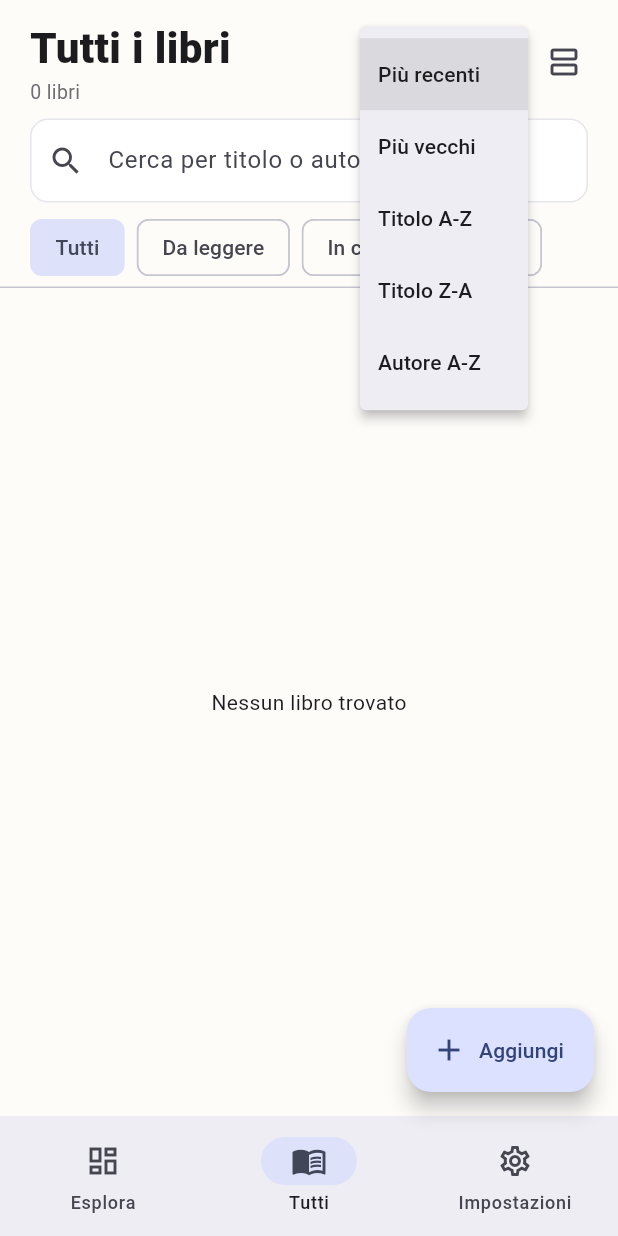
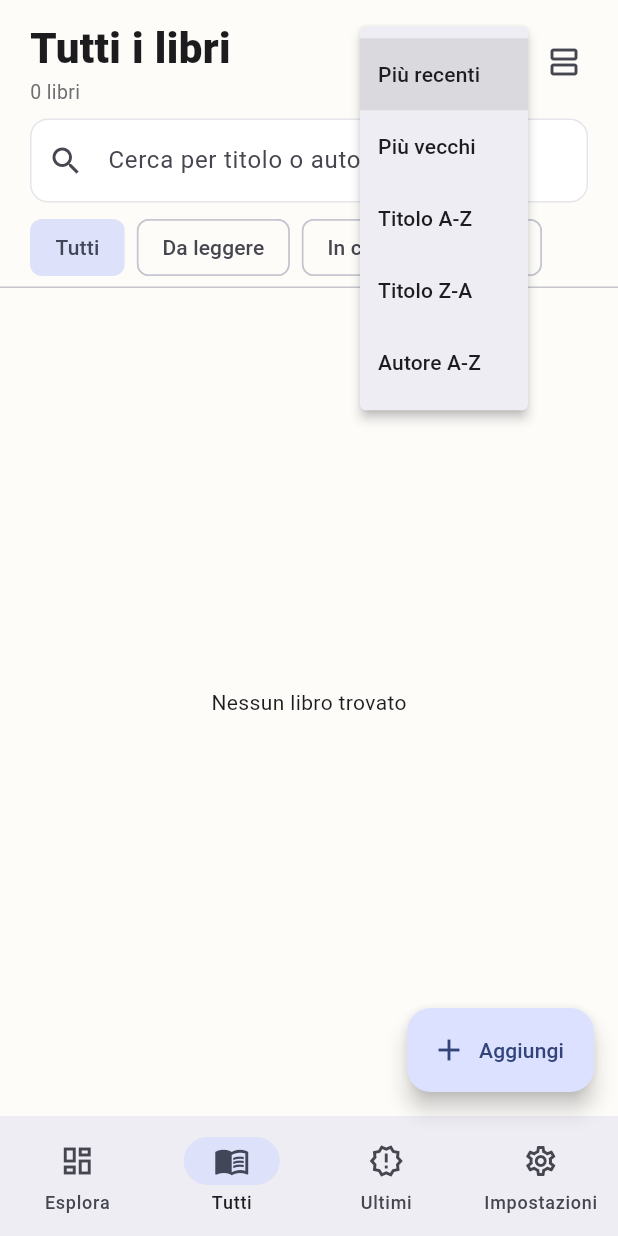
Before and after one commit to lucapedano/la-mia-biblioteca, a Flutter app: the screen it shows after launch, item 2 of the bottom bar chosen, after a tap on the "swap vert" icon, on a phone screen of 412 x 824 dp. Run offline on Flutter 3.47's test engine with Material 3 defaults, Android fonts, the phone set to English and light mode, and no system bars; our stand-ins replace file_picker, image_picker, shared_preferences, supabase_flutter; missing offline and left inert: google_mlkit_text_recognition, mobile_scanner; accounts and stored records are empty.

Commit message:
Aggiunge avviso ultimi libri inseriti
Co-authored-by: Copilot <223556219+Copilot@users.noreply.github.com>

```diff
--- a/lib/screens/home_screen.dart
+++ b/lib/screens/home_screen.dart
@@ -1,11 +1,16 @@
+import 'dart:async';
+
 import 'package:flutter/material.dart';
+import 'package:provider/provider.dart';
 
 import 'explore_screen.dart';
 import 'all_books_screen.dart';
 import 'settings_screen.dart';
 import 'add_edit_book_screen.dart';
+import 'recent_books_screen.dart';
+import '../services/local_library_service.dart';
 
-/// Bottom-tab shell: Esplora, Tutti, Impostazioni + a FAB to add a book.
+/// Bottom-tab shell: Esplora, Tutti, Ultimi, Impostazioni + add-book FAB.
 class HomeScreen extends StatefulWidget {
   const HomeScreen({super.key});
 
@@ -13,12 +18,89 @@ class HomeScreen extends StatefulWidget {
   State<HomeScreen> createState() => _HomeScreenState();
 }
 
-class _HomeScreenState extends State<HomeScreen> {
+class _HomeScreenState extends State<HomeScreen>
+    with SingleTickerProviderStateMixin {
   int _index = 0;
+  int _recentCount = 0;
+  late final AnimationController _pulseController;
+  late final Animation<double> _pulse;
+  Timer? _recentRefreshTimer;
 
   // Bump this to force child lists to refresh after add/edit.
   int _refreshTick = 0;
-  void _refresh() => setState(() => _refreshTick++);
+  void _refresh() {
+    setState(() => _refreshTick++);
+    unawaited(_loadRecentCount());
+  }
+
+  @override
+  void initState() {
+    super.initState();
+    _pulseController = AnimationController(
+      vsync: this,
+      duration: const Duration(milliseconds: 900),
+    )..repeat(reverse: true);
+    _pulse = Tween<double>(begin: 1, end: 8).animate(
+      CurvedAnimation(parent: _pulseController, curve: Curves.easeInOut),
+    );
+    unawaited(_loadRecentCount());
+    _recentRefreshTimer = Timer.periodic(
+      const Duration(minutes: 1),
+      (_) => _loadRecentCount(),
+    );
+  }
+
+  @override
+  void dispose() {
+    _recentRefreshTimer?.cancel();
+    _pulseController.dispose();
+    super.dispose();
+  }
+
+  Future<void> _loadRecentCount() async {
+    final books =
+        await context.read<LocalLibraryService>().list(sort: 'date_desc');
+    final cutoff = DateTime.now().subtract(const Duration(hours: 24));
+    final count = books.where((book) {
+      final created = DateTime.tryParse(book.createdAt ?? '')?.toLocal();
+      return created != null && created.isAfter(cutoff);
+    }).length;
+    if (mounted && count != _recentCount) {
+      setState(() => _recentCount = count);
+    }
+  }
+
+  Widget _recentTabIcon(IconData icon) {
+    return Stack(
+      clipBehavior: Clip.none,
+      children: [
+        Icon(icon),
+        if (_recentCount > 0)
+          Positioned(
+            top: -5,
+            right: -8,
+            child: AnimatedBuilder(
+              animation: _pulse,
+              builder: (context, child) => Container(
+                width: 11,
+                height: 11,
+                decoration: BoxDecoration(
+                  color: const Color(0xFFC62828),
+                  shape: BoxShape.circle,
+                  boxShadow: [
+                    BoxShadow(
+                      color: const Color(0x88C62828),
+                      blurRadius: _pulse.value,
+                      spreadRadius: _pulse.value / 5,
+                    ),
+                  ],
+                ),
+              ),
+            ),
+          ),
+      ],
+    );
+  }
 
   @override
   Widget build(BuildContext context) {
@@ -27,12 +109,13 @@ class _HomeScreenState extends State<HomeScreen> {
           key: ValueKey('explore_$_refreshTick'),
           onOpenAll: () => setState(() => _index = 1)),
       AllBooksScreen(key: ValueKey('all_$_refreshTick')),
+      RecentBooksScreen(key: ValueKey('recent_$_refreshTick')),
       SettingsScreen(onLibraryChanged: _refresh),
     ];
 
     return Scaffold(
       body: SafeArea(child: pages[_index]),
-      floatingActionButton: _index == 2
+      floatingActionButton: _index == 3
           ? null
           : FloatingActionButton.extended(
               onPressed: () async {
@@ -46,17 +129,27 @@ class _HomeScreenState extends State<HomeScreen> {
             ),
       bottomNavigationBar: NavigationBar(
         selectedIndex: _index,
-        onDestinationSelected: (i) => setState(() => _index = i),
-        destinations: const [
-          NavigationDestination(
+        onDestinationSelected: (i) {
+          setState(() {
+            _index = i;
+            if (i == 2) _refreshTick++;
+          });
+          if (i == 2) unawaited(_loadRecentCount());
+        },
+        destinations: [
+          const NavigationDestination(
               icon: Icon(Icons.dashboard_outlined),
               selectedIcon: Icon(Icons.dashboard),
               label: 'Esplora'),
-          NavigationDestination(
+          const NavigationDestination(
               icon: Icon(Icons.menu_book_outlined),
               selectedIcon: Icon(Icons.menu_book),
               label: 'Tutti'),
           NavigationDestination(
+              icon: _recentTabIcon(Icons.new_releases_outlined),
+              selectedIcon: _recentTabIcon(Icons.new_releases),
+              label: 'Ultimi'),
+          const NavigationDestination(
               icon: Icon(Icons.settings_outlined),
               selectedIcon: Icon(Icons.settings),
               label: 'Impostazioni'),
```
Also changed, not shown: lib/screens/recent_books_screen.dart (added, +213 -0 lines), lib/widgets/pulse_badge.dart (added, +67 -0 lines), 4 other files.
